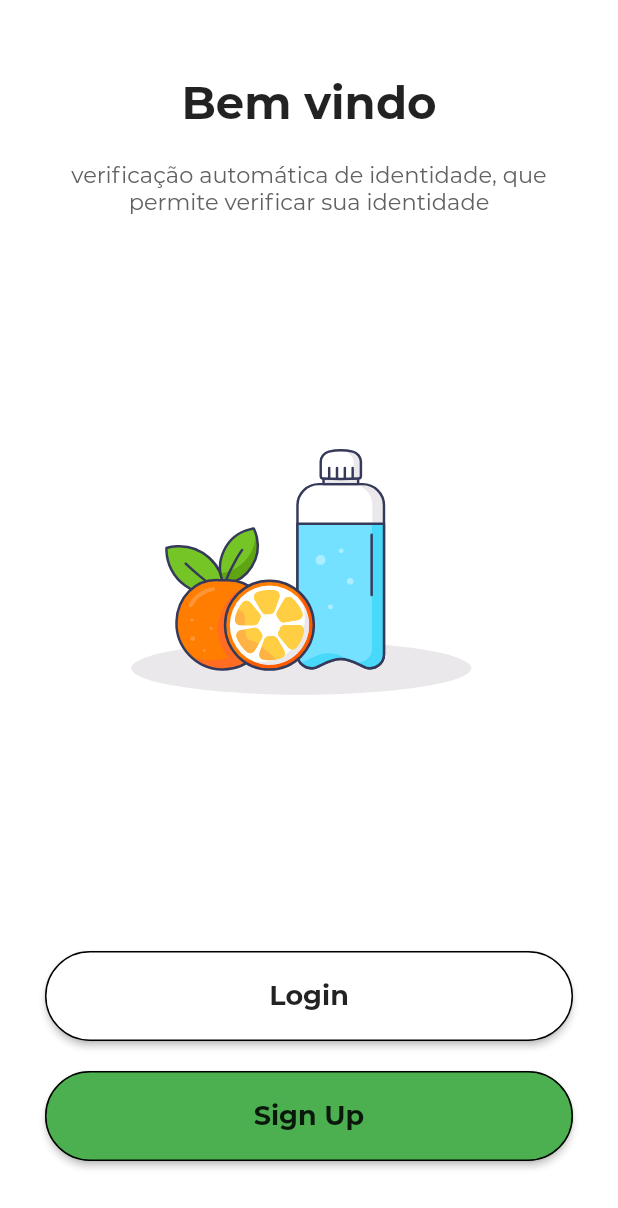
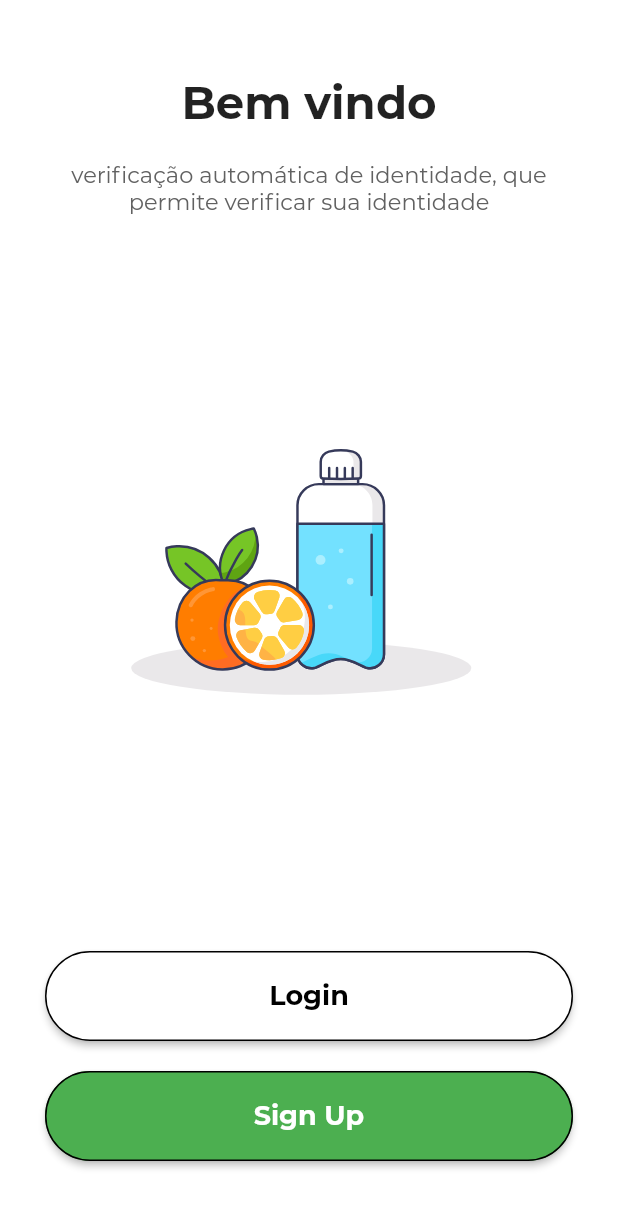
Before and after one commit to renankanu/vegan-food, a Flutter app: the screen it shows after launch, on a phone screen of 412 x 824 dp. Shown: the top 1208 px of the screen. Run offline on Flutter 3.47's test engine with Material 2 defaults, Android fonts, the phone set to English and light mode, and no system bars; our stand-ins replace flutter_svg.

Commit message:
Create widget ButtonBase

```diff
--- a/lib/screens/login/welcome.dart
+++ b/lib/screens/login/welcome.dart
@@ -49,7 +49,7 @@ class Welcome extends StatelessWidget {
                     Navigator.push(context, MaterialPageRoute(builder: (context) => Login()));
                   },),
                   SizedBox(height: 20,),
-                  ButtonBase(title: 'Sign Up', backgroundColor: Colors.green, onPress: (){
+                  ButtonBase(title: 'Sign Up', backgroundColor: Colors.green, textColor: Colors.white, onPress: (){
                     Navigator.push(context, MaterialPageRoute(builder: (context) => Signup()));
                   },),
                 ],
--- a/lib/widgets/button_base.dart
+++ b/lib/widgets/button_base.dart
@@ -5,11 +5,13 @@ class ButtonBase extends StatelessWidget {
       {this.title,
       this.borderColor = Colors.black,
       this.backgroundColor = Colors.white,
+      this.textColor = Colors.black,
       this.onPress});
 
   final String title;
   final Color borderColor;
   final Color backgroundColor;
+  final Color textColor;
   final VoidCallback onPress;
 
   @override
@@ -25,7 +27,7 @@ class ButtonBase extends StatelessWidget {
       ),
       child: Text(
         title,
-        style: TextStyle(fontWeight: FontWeight.w600, fontSize: 18),
+        style: TextStyle(fontWeight: FontWeight.w600, fontSize: 18, color: textColor),
       ),
     );
   }
```
